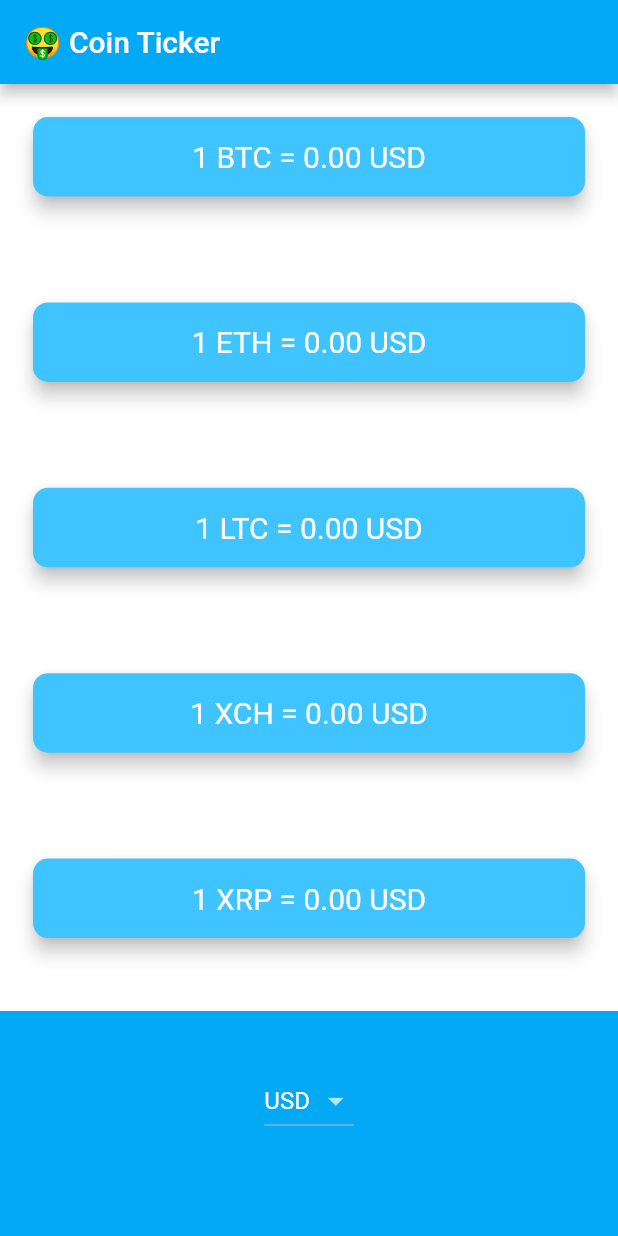
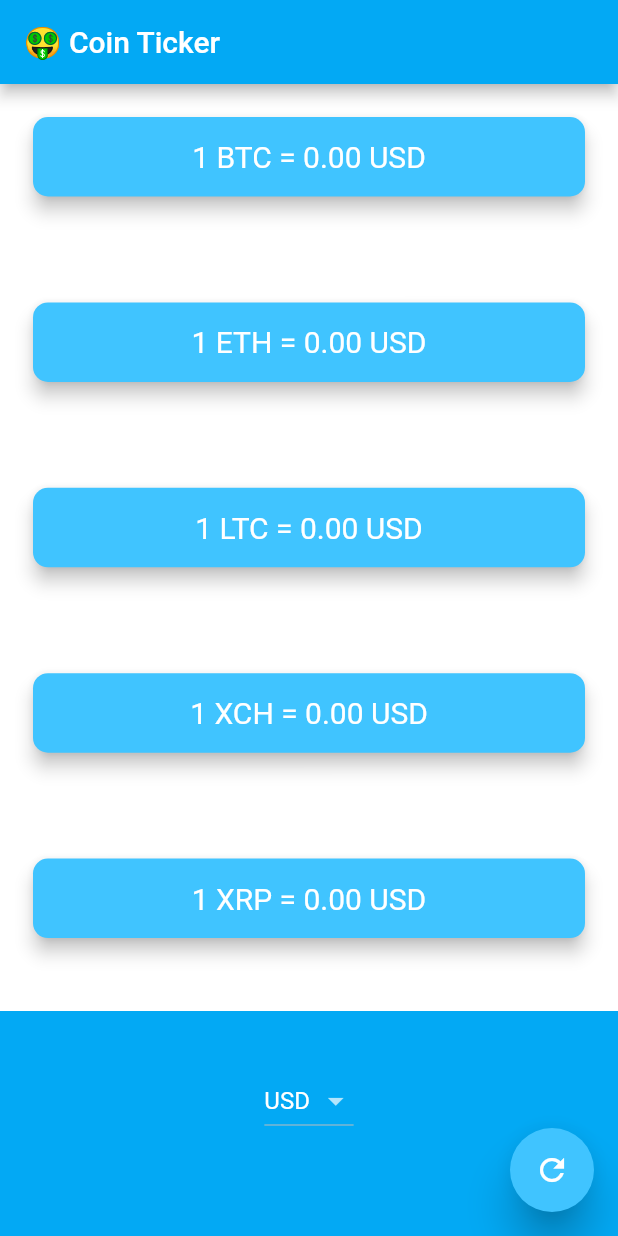
Before and after one commit to codebird/crypto-ticker, a Flutter app: the screen it shows after launch, on a phone screen of 412 x 824 dp. Run offline on Flutter 3.47's test engine with Material 2 defaults, Android fonts, the phone set to English and light mode, and no system bars; missing offline and left inert: dart:ffi; network calls fail.

Commit message:
added floating button to refresh

```diff
--- a/lib/price_screen.dart
+++ b/lib/price_screen.dart
@@ -109,6 +109,19 @@ class _PriceScreenState extends State<PriceScreen> {
         crossAxisAlignment: CrossAxisAlignment.stretch,
         children: columnChildren,
       ),
+      floatingActionButton: FloatingActionButton(
+        child: Icon(
+          Icons.refresh,
+          color: Colors.white,
+        ),
+        backgroundColor: Colors.lightBlueAccent,
+        elevation: 12.0,
+        onPressed: () {
+          setState(() {
+            getPrices();
+          });
+        },
+      ),
     );
   }
 }
```
